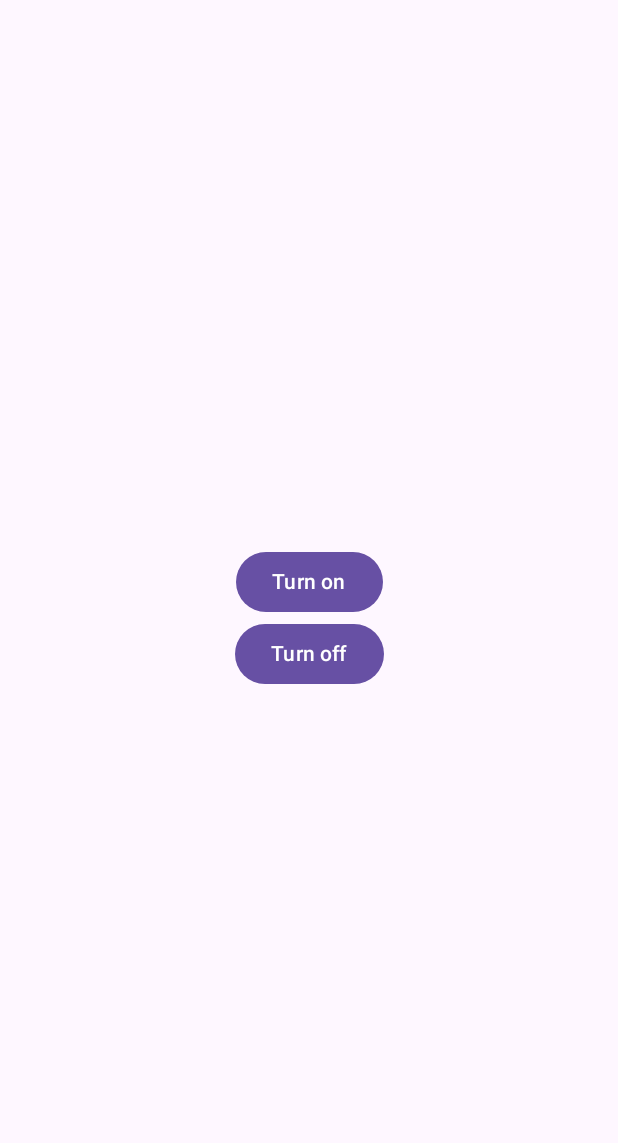
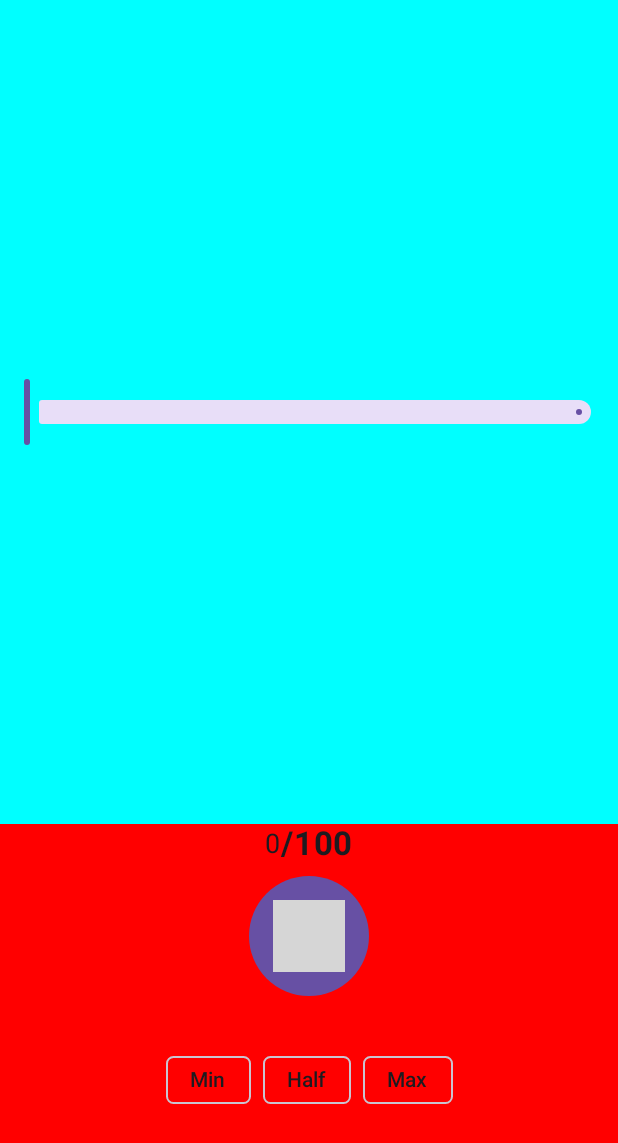
Before and after one commit to seve-andre/dimlight, an Android app built with Jetpack Compose: the composable HomeScreen shown on its own in the app's theme, on a phone screen of 412 x 824 dp. Shown: the top 1143 px of the screen. Run offline under Robolectric (Android 15) with nearby library versions, the phone set to English and light mode, and no system bars; our stand-ins replace Dagger/Hilt's generated code, accompanist; libraries missing offline, so code that uses them is left out: com.ramcosta.composedestinations, compose.icons, compose.icons.evaicons; 6 statements that could not run were skipped; grey boxes are pictures that could not be loaded.

Commit message:
create initial ui

```diff
--- a/app/src/main/kotlin/com/mitch/dimlight/ui/screens/home/HomeScreen.kt
+++ b/app/src/main/kotlin/com/mitch/dimlight/ui/screens/home/HomeScreen.kt
@@ -1,18 +1,43 @@
 package com.mitch.dimlight.ui.screens.home
 
+import androidx.compose.foundation.background
 import androidx.compose.foundation.layout.Arrangement
 import androidx.compose.foundation.layout.Column
+import androidx.compose.foundation.layout.Row
 import androidx.compose.foundation.layout.fillMaxSize
-import androidx.compose.material3.Button
+import androidx.compose.foundation.layout.fillMaxWidth
+import androidx.compose.foundation.layout.height
+import androidx.compose.foundation.layout.padding
+import androidx.compose.foundation.layout.width
+import androidx.compose.material3.AssistChip
+import androidx.compose.material3.FilledIconButton
+import androidx.compose.material3.Icon
+import androidx.compose.material3.MaterialTheme
+import androidx.compose.material3.Slider
 import androidx.compose.material3.Text
 import androidx.compose.runtime.Composable
+import androidx.compose.runtime.derivedStateOf
+import androidx.compose.runtime.getValue
+import androidx.compose.runtime.mutableIntStateOf
+import androidx.compose.runtime.remember
+import androidx.compose.runtime.setValue
 import androidx.compose.ui.Alignment
 import androidx.compose.ui.Modifier
+import androidx.compose.ui.graphics.Color
+import androidx.compose.ui.semantics.contentDescription
+import androidx.compose.ui.semantics.semantics
+import androidx.compose.ui.text.font.FontWeight
 import androidx.compose.ui.tooling.preview.Preview
+import androidx.compose.ui.unit.dp
+import androidx.compose.ui.unit.sp
 import androidx.hilt.navigation.compose.hiltViewModel
 import com.mitch.dimlight.domain.model.FlashlightDimFixedLevel
+import com.mitch.dimlight.ui.theme.custom.padding
 import com.ramcosta.composedestinations.annotation.Destination
 import com.ramcosta.composedestinations.annotation.RootNavGraph
+import compose.icons.EvaIcons
+import compose.icons.evaicons.Outline
+import compose.icons.evaicons.outline.Power
 
 @RootNavGraph(start = true)
 @Destination
@@ -30,21 +55,122 @@ fun HomeRoute(
 
 @Composable
 fun HomeScreen(
-    onTurnOnFlashlight: (FlashlightDimFixedLevel) -> Unit,
+    onTurnOnFlashlight: (Int) -> Unit,
     onTurnOffFlashlight: () -> Unit,
     modifier: Modifier = Modifier
 ) {
-    Column(
-        modifier = modifier.fillMaxSize(),
-        horizontalAlignment = Alignment.CenterHorizontally,
-        verticalArrangement = Arrangement.Center
-    ) {
-        Button(onClick = { onTurnOnFlashlight(FlashlightDimFixedLevel.Max) }) {
-            Text(text = "Turn on")
+    var currentLevel by remember { mutableIntStateOf(0) }
+    val isOn by remember { derivedStateOf { currentLevel != 0 } }
+
+    Column(modifier = modifier.fillMaxSize()) {
+        Column(
+            modifier = Modifier
+                .weight(2f)
+                .background(Color.Cyan),
+            verticalArrangement = Arrangement.Center,
+            horizontalAlignment = Alignment.CenterHorizontally
+        ) {
+            Row(
+                modifier = Modifier
+                    .fillMaxWidth()
+                    .padding(padding.medium)
+            ) {
+                Slider(
+                    modifier = Modifier.semantics { contentDescription = "Localized Description" },
+                    value = currentLevel.toFloat(),
+                    onValueChange = { currentLevel = it.toInt() },
+                    valueRange = 0f..100f,
+                    onValueChangeFinished = {
+                        if (currentLevel == 0) {
+                            onTurnOffFlashlight()
+                        } else {
+                            onTurnOnFlashlight(currentLevel)
+                        }
+                    }
+                )
+            }
         }
 
-        Button(onClick = onTurnOffFlashlight) {
-            Text(text = "Turn off")
+        Column(
+            modifier = Modifier
+                .weight(1f)
+                .background(Color.Red),
+            verticalArrangement = Arrangement.spacedBy(padding.large)
+        ) {
+            Row(
+                modifier = Modifier.fillMaxWidth(),
+                horizontalArrangement = Arrangement.Center
+            ) {
+                Column(
+                    verticalArrangement = Arrangement.spacedBy(padding.small),
+                    horizontalAlignment = Alignment.CenterHorizontally
+                ) {
+                    Row(
+                        verticalAlignment = Alignment.CenterVertically
+                    ) {
+                        Text(
+                            text = "$currentLevel",
+                            fontSize = 18.sp
+                        )
+                        Text(
+                            text = "/100",
+                            fontSize = MaterialTheme.typography.titleLarge.fontSize,
+                            fontWeight = FontWeight.Bold
+                        )
+                    }
+                    FilledIconButton(
+                        onClick = {
+                            currentLevel = if (isOn) {
+                                onTurnOffFlashlight()
+                                0
+                            } else {
+                                onTurnOnFlashlight(FlashlightDimFixedLevel.Max.value)
+                                FlashlightDimFixedLevel.Max.value
+                            }
+                        },
+                        modifier = Modifier
+                            .height(80.dp)
+                            .width(80.dp)
+                    ) {
+                        Icon(
+                            imageVector = EvaIcons.Outline.Power,
+                            contentDescription = "Turn flashlight ${if (isOn) "on" else "off"}"
+                        )
+                    }
+                }
+            }
+
+            Row(
+                modifier = Modifier.fillMaxWidth(),
+                horizontalArrangement = Arrangement.spacedBy(
+                    space = padding.small,
+                    alignment = Alignment.CenterHorizontally
+                )
+            ) {
+                AssistChip(
+                    onClick = {
+                        onTurnOnFlashlight(FlashlightDimFixedLevel.Min.value)
+                        currentLevel = FlashlightDimFixedLevel.Min.value
+                    },
+                    label = { Text(text = "Min") }
+                )
+
+                AssistChip(
+                    onClick = {
+                        onTurnOnFlashlight(FlashlightDimFixedLevel.Half.value)
+                        currentLevel = FlashlightDimFixedLevel.Half.value
+                    },
+                    label = { Text(text = "Half") }
+                )
+
+                AssistChip(
+                    onClick = {
+                        onTurnOnFlashlight(FlashlightDimFixedLevel.Max.value)
+                        currentLevel = FlashlightDimFixedLevel.Max.value
+                    },
+                    label = { Text(text = "Max") }
+                )
+            }
         }
     }
 }
--- a/app/src/main/kotlin/com/mitch/dimlight/ui/screens/home/HomeViewModel.kt
+++ b/app/src/main/kotlin/com/mitch/dimlight/ui/screens/home/HomeViewModel.kt
@@ -1,7 +1,6 @@
 package com.mitch.dimlight.ui.screens.home
 
 import androidx.lifecycle.ViewModel
-import com.mitch.dimlight.domain.model.FlashlightDimFixedLevel
 import com.mitch.dimlight.domain.usecase.flashlight.FlashlightUseCases
 import dagger.hilt.android.lifecycle.HiltViewModel
 import javax.inject.Inject
@@ -11,8 +10,8 @@ class HomeViewModel @Inject constructor(
     private val flashlightUseCases: FlashlightUseCases
 ) : ViewModel() {
 
-    fun turnOnFlashlight(level: FlashlightDimFixedLevel) {
-        flashlightUseCases.turnOnFlashlight(level.value)
+    fun turnOnFlashlight(level: Int) {
+        flashlightUseCases.turnOnFlashlight(level)
     }
 
     fun turnOffFlashlight() {
--- a/app/src/main/kotlin/com/mitch/dimlight/util/extension/Range.kt
+++ b/app/src/main/kotlin/com/mitch/dimlight/util/extension/Range.kt
@@ -2,5 +2,5 @@ package com.mitch.dimlight.util.extension
 
 fun Int.convertFromRangeToAnother(original: IntRange, target: IntRange): Int {
     val ratio = this.toFloat() / (original.last - original.first)
-    return (ratio * (target.last - target.first)).toInt()
+    return (ratio * (target.last - target.first)).toInt() + 1
 }
--- a/app/src/main/kotlin/com/mitch/dimlight/util/flashlight/CameraManagerFlashlightHelper.kt
+++ b/app/src/main/kotlin/com/mitch/dimlight/util/flashlight/CameraManagerFlashlightHelper.kt
@@ -4,6 +4,7 @@ import android.hardware.camera2.CameraCharacteristics
 import android.hardware.camera2.CameraManager
 import kotlinx.coroutines.flow.Flow
 import kotlinx.coroutines.flow.callbackFlow
+import timber.log.Timber
 import javax.inject.Inject
 
 class CameraManagerFlashlightHelper @Inject constructor(
@@ -23,6 +24,7 @@ class CameraManagerFlashlightHelper @Inject constructor(
         }
 
     override fun turnOn(level: Int) {
+        Timber.d("level: $level")
         require(level in 1..maxLevel)
         cameraManager.turnOnTorchWithStrengthLevel(cameraId, level)
     }
```
